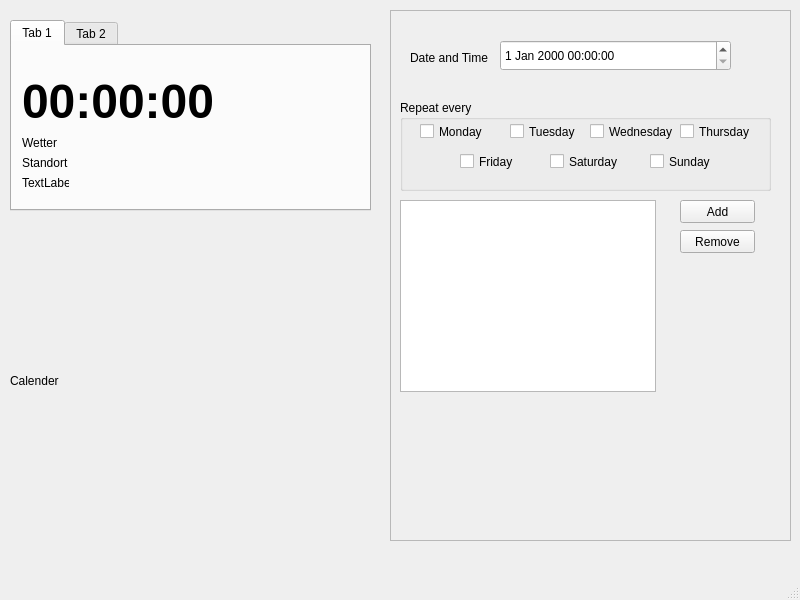
yosuasentosa/weather-calender-app, file Software/mainwindow.ui: the form before one commit.
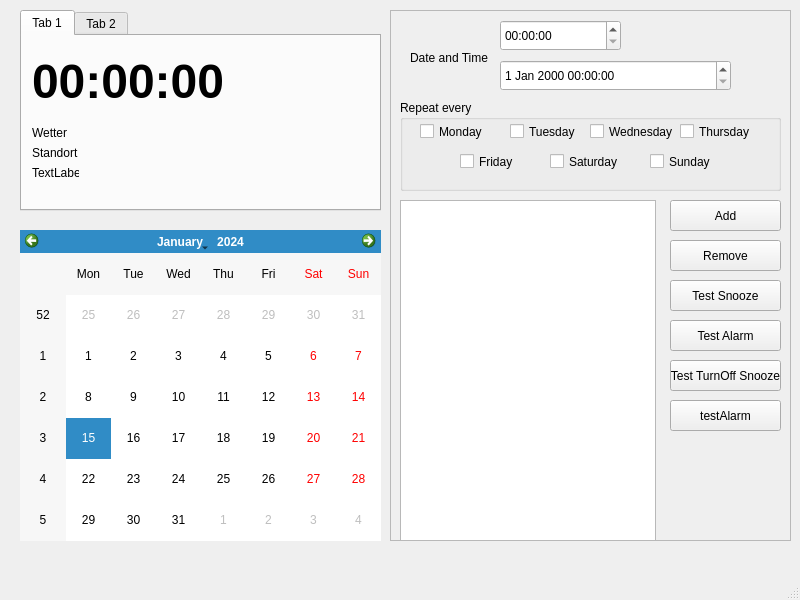
The form after the commit.

What changed in the file:
```diff
--- a/Software/mainwindow.ui
+++ b/Software/mainwindow.ui
@@ -17,10 +17,10 @@
    <widget class="QTabWidget" name="tabWidget">
     <property name="geometry">
      <rect>
-      <x>10</x>
-      <y>20</y>
+      <x>20</x>
+      <y>10</y>
       <width>361</width>
-      <height>191</height>
+      <height>201</height>
      </rect>
     </property>
     <property name="currentIndex">
@@ -34,8 +34,8 @@
       <property name="geometry">
        <rect>
         <x>10</x>
-        <y>10</y>
-        <width>241</width>
+        <y>0</y>
+        <width>281</width>
         <height>91</height>
        </rect>
       </property>
@@ -142,19 +142,6 @@
      </widget>
     </widget>
    </widget>
-   <widget class="QLabel" name="label_3">
-    <property name="geometry">
-     <rect>
-      <x>10</x>
-      <y>220</y>
-      <width>361</width>
-      <height>321</height>
-     </rect>
-    </property>
-    <property name="text">
-     <string>Calender</string>
-    </property>
-   </widget>
    <widget class="QFrame" name="frame">
     <property name="geometry">
      <rect>
@@ -175,7 +162,7 @@
       <rect>
        <x>10</x>
        <y>90</y>
-       <width>371</width>
+       <width>381</width>
        <height>91</height>
       </rect>
      </property>
@@ -280,17 +267,17 @@
        <x>10</x>
        <y>190</y>
        <width>256</width>
-       <height>192</height>
+       <height>341</height>
       </rect>
      </property>
     </widget>
     <widget class="QPushButton" name="removebutton">
      <property name="geometry">
       <rect>
-       <x>290</x>
-       <y>220</y>
-       <width>75</width>
-       <height>23</height>
+       <x>280</x>
+       <y>230</y>
+       <width>111</width>
+       <height>31</height>
       </rect>
      </property>
      <property name="text">
@@ -300,10 +287,10 @@
     <widget class="QPushButton" name="addButton">
      <property name="geometry">
       <rect>
-       <x>290</x>
+       <x>280</x>
        <y>190</y>
-       <width>75</width>
-       <height>23</height>
+       <width>111</width>
+       <height>31</height>
       </rect>
      </property>
      <property name="text">
@@ -314,7 +301,7 @@
      <property name="geometry">
       <rect>
        <x>110</x>
-       <y>30</y>
+       <y>50</y>
        <width>231</width>
        <height>31</height>
       </rect>
@@ -333,6 +320,78 @@
       <string>Date and Time</string>
      </property>
     </widget>
+    <widget class="QPushButton" name="pushButton_3">
+     <property name="geometry">
+      <rect>
+       <x>280</x>
+       <y>270</y>
+       <width>111</width>
+       <height>31</height>
+      </rect>
+     </property>
+     <property name="text">
+      <string>Test Snooze</string>
+     </property>
+    </widget>
+    <widget class="QTimeEdit" name="timeEdit">
+     <property name="geometry">
+      <rect>
+       <x>110</x>
+       <y>10</y>
+       <width>121</width>
+       <height>31</height>
+      </rect>
+     </property>
+    </widget>
+    <widget class="QPushButton" name="testAlarmBtn">
+     <property name="geometry">
+      <rect>
+       <x>280</x>
+       <y>310</y>
+       <width>111</width>
+       <height>31</height>
+      </rect>
+     </property>
+     <property name="text">
+      <string>Test Alarm</string>
+     </property>
+    </widget>
+    <widget class="QPushButton" name="pushButton_4">
+     <property name="geometry">
+      <rect>
+       <x>280</x>
+       <y>350</y>
+       <width>111</width>
+       <height>31</height>
+      </rect>
+     </property>
+     <property name="text">
+      <string>Test TurnOff Snooze</string>
+     </property>
+    </widget>
+    <widget class="QPushButton" name="pushButton_5">
+     <property name="geometry">
+      <rect>
+       <x>280</x>
+       <y>390</y>
+       <width>111</width>
+       <height>31</height>
+      </rect>
+     </property>
+     <property name="text">
+      <string>testAlarm</string>
+     </property>
+    </widget>
+   </widget>
+   <widget class="QCalendarWidget" name="calendarWidget">
+    <property name="geometry">
+     <rect>
+      <x>20</x>
+      <y>230</y>
+      <width>361</width>
+      <height>311</height>
+     </rect>
+    </property>
    </widget>
   </widget>
   <widget class="QMenuBar" name="menubar">
```
Left out of the diff: 2 changed lines with no effect on the pictures.
